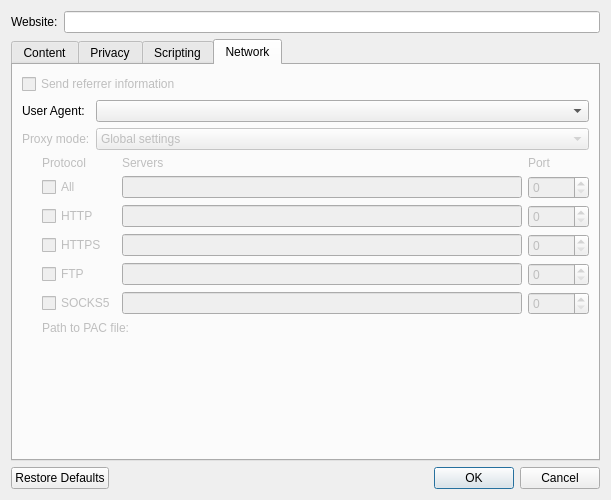
Qt form src/ui/WebsitePreferencesDialog.ui (OtterBrowser/otter-browser) before a commit.
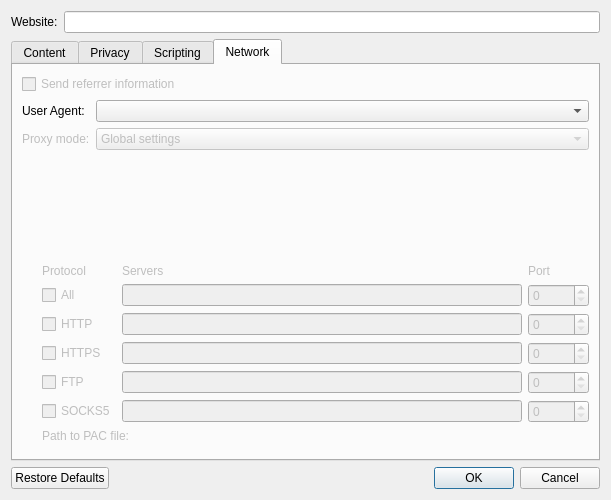
The same form after that commit. The open tabs and pages were chosen to show the change. Custom widgets are drawn as their Qt base class.

Patch:
```diff
--- a/src/ui/WebsitePreferencesDialog.ui
+++ b/src/ui/WebsitePreferencesDialog.ui
@@ -746,12 +746,6 @@
          <property name="orientation">
           <enum>Qt::Vertical</enum>
          </property>
-         <property name="sizeHint" stdset="0">
-          <size>
-           <width>0</width>
-           <height>0</height>
-          </size>
-         </property>
         </spacer>
        </item>
       </layout>
```
Left out of the diff: 2 changed lines with no effect on the pictures.
